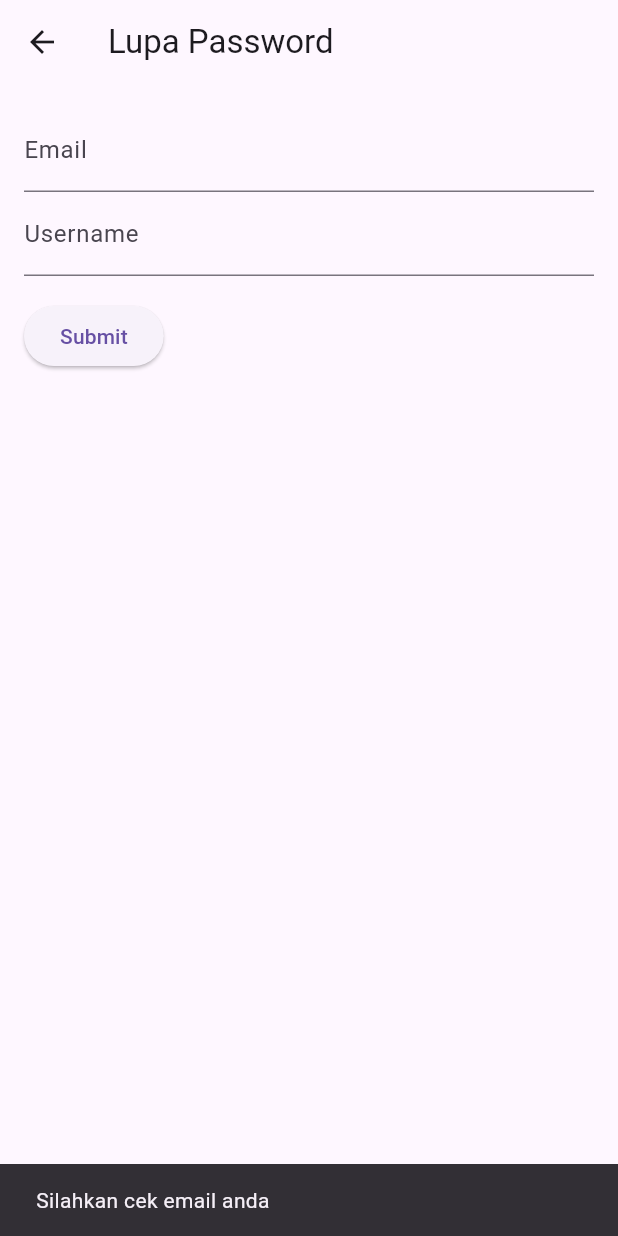
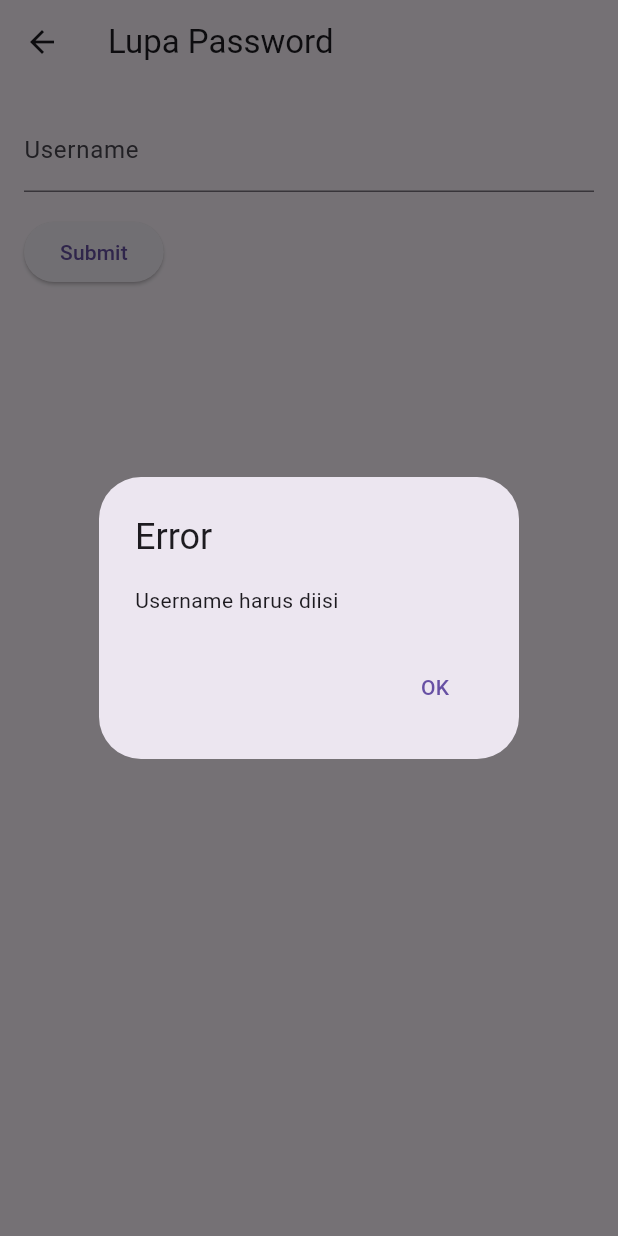
Before and after one commit to ImamAriadi2022/hdc-batam, a Flutter app: the ForgotPasswordScreen screen opened directly, after a tap on "Submit", on a phone screen of 412 x 824 dp. Run offline on Flutter 3.47's test engine with Material 3 defaults, Android fonts, the phone set to English and light mode, and no system bars; our stand-ins replace image_picker, shared_preferences; accounts and stored records are empty.

Commit message:
done tinggal notifikasi

```diff
--- a/hdc/lib/screens/forgot_password_screen.dart
+++ b/hdc/lib/screens/forgot_password_screen.dart
@@ -1,4 +1,6 @@
 import 'package:flutter/material.dart';
+import 'package:http/http.dart' as http;
+import 'dart:convert';
 
 class ForgotPasswordScreen extends StatefulWidget {
   const ForgotPasswordScreen({super.key});
@@ -8,15 +10,56 @@ class ForgotPasswordScreen extends StatefulWidget {
 }
 
 class ForgotPasswordScreenState extends State<ForgotPasswordScreen> {
-  final TextEditingController _emailController = TextEditingController();
   final TextEditingController _usernameController = TextEditingController();
 
-  void _submit() {
-    // Implementasi logika submit
-    print('Submit attempt with email: ${_emailController.text} and username: ${_usernameController.text}');
-    ScaffoldMessenger.of(context).showSnackBar(
-      SnackBar(content: Text('Silahkan cek email anda')),
+  void _showAlert(String title, String content) {
+    showDialog(
+      context: context,
+      builder: (BuildContext context) {
+        return AlertDialog(
+          title: Text(title),
+          content: Text(content),
+          actions: [
+            TextButton(
+              child: Text('OK'),
+              onPressed: () {
+                Navigator.of(context).pop();
+              },
+            ),
+          ],
+        );
+      },
     );
+  }
+
+  void _submit() async {
+    String username = _usernameController.text;
+
+    if (username.isEmpty) {
+      _showAlert('Error', 'Username harus diisi');
+      return;
+    }
+
+    // Call the backend to get the user
+    final response = await http.post(
+      Uri.parse('http://192.168.1.4:5000/api/getUserByUsername'),
+      headers: <String, String>{
+        'Content-Type': 'application/json; charset=UTF-8',
+      },
+      body: jsonEncode(<String, String>{
+        'username': username,
+      }),
+    );
+
+    if (response.statusCode == 200) {
+      final user = jsonDecode(response.body);
+      final password = user['password']; // Assuming the password is returned in the response
+
+      // Show the password in an alert dialog
+      _showAlert('Password Reminder', 'Your password is: $password');
+    } else {
+      _showAlert('Error', 'User tidak ditemukan');
+    }
   }
 
   @override
@@ -37,10 +80,6 @@ class ForgotPasswordScreenState extends State<ForgotPasswordScreen> {
           crossAxisAlignment: CrossAxisAlignment.start,
           children: [
             TextField(
-              controller: _emailController,
-              decoration: InputDecoration(labelText: 'Email'),
-            ),
-            TextField(
               controller: _usernameController,
               decoration: InputDecoration(labelText: 'Username'),
             ),
--- a/hdc/pubspec.yaml
+++ b/hdc/pubspec.yaml
@@ -14,6 +14,7 @@ dependencies:
   image_picker: ^0.8.4+4
   http: ^0.13.3
   shared_preferences: ^2.0.13
+  mailer: ^5.0.0
 
 dev_dependencies:
   flutter_test:
```
Also changed, not shown: hdc/pubspec.lock, 2 other files.
